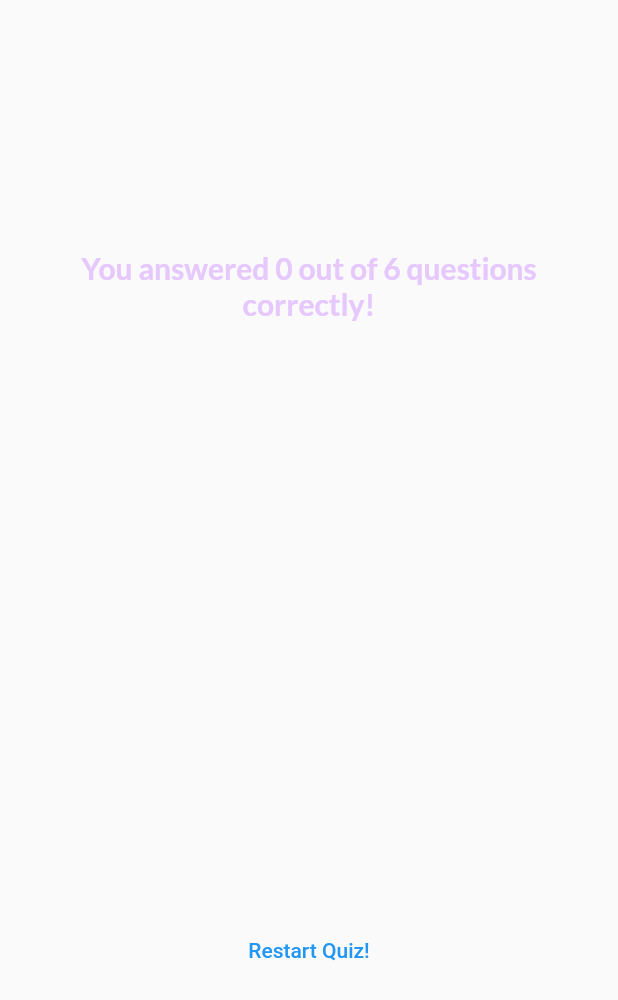
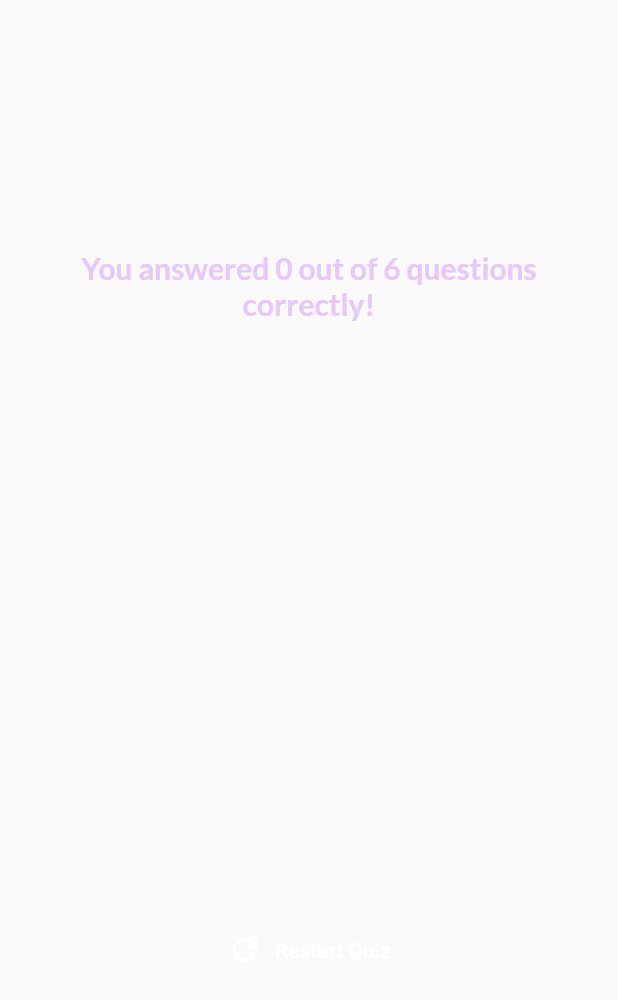
Before and after one commit to Retrokeam/Quiz-app, a Flutter app: the ResultScreen widget shown alone on an empty page, opened directly with empty values, on a phone screen of 412 x 824 dp. Shown: the top 1000 px of the screen. Run offline on Flutter 3.47's test engine with Material 2 defaults, Android fonts, the phone set to English and light mode, and no system bars; our stand-ins replace google_fonts.

Commit message:
Completed project

```diff
--- a/lib/results_screen.dart
+++ b/lib/results_screen.dart
@@ -5,9 +5,12 @@ import 'package:google_fonts/google_fonts.dart';
 
 class ResultScreen extends StatelessWidget {
   const ResultScreen({
-    super.key, required this.choosenAnswers,
+    super.key,
+    required this.choosenAnswers,
+    required this.onRestart,
     });
 
+    final void Function() onRestart;
     final List<String> choosenAnswers;
 
     List <Map<String, Object>> getSummaryData() {
@@ -53,11 +56,14 @@ class ResultScreen extends StatelessWidget {
             const SizedBox(height: 30,),
            QuestionsSummary(summaryData),
              const SizedBox(height: 15),
-             TextButton(
-              onPressed: (){},
-               child: const Text("Restart Quiz!"),
+             TextButton.icon(
+              onPressed: onRestart,
+              style: TextButton.styleFrom(
+                foregroundColor: Colors.white,
+              ),
+              icon: Icon(Icons.refresh_outlined),
+              label: Text('Restart Quiz'),
                ),
-
           ],
         ),
       ),
```
Also changed, not shown: lib/quiz.dart (+7 -7 lines).
